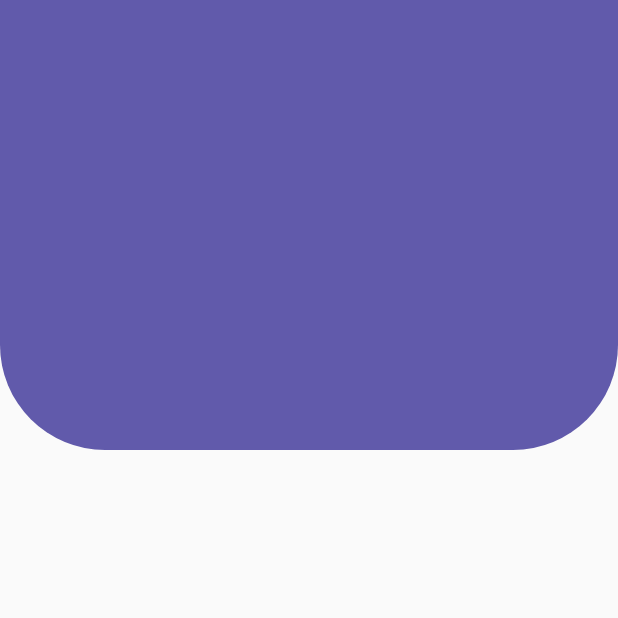
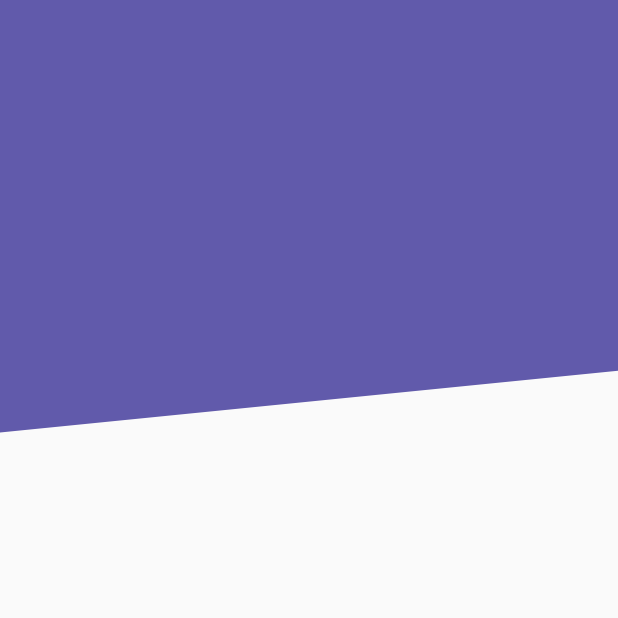
Before and after one commit to chicho69-cesar/designs-flutter-course, a Flutter app: the screen it shows after launch, on a phone screen of 412 x 824 dp, the top half of it. Run offline on Flutter 3.47's test engine with Material 2 defaults, Android fonts, the phone set to English and light mode, and no system bars.

Commit message:
Header Diagonal con CustomPainter

```diff
--- a/lib/src/pages/headers_page.dart
+++ b/lib/src/pages/headers_page.dart
@@ -8,7 +8,8 @@ class HeadersPage extends StatelessWidget {
   Widget build(BuildContext context) {
     return const Scaffold(
       // body: HeaderCuadrado(),
-      body: HeaderBordesRedondeados(),
+      // body: HeaderBordesRedondeados(),
+      body: HeaderDiagonal()
     );
   }
 }
--- a/lib/src/widgets/headers.dart
+++ b/lib/src/widgets/headers.dart
@@ -33,3 +33,55 @@ class HeaderBordesRedondeados extends StatelessWidget {
     );
   }
 }
+
+class HeaderDiagonal extends StatelessWidget {
+  const HeaderDiagonal({super.key});
+
+  @override
+  Widget build(BuildContext context) {
+    // ignore: sized_box_for_whitespace
+    return Container(
+      height: double.infinity,
+      width: double.infinity,
+      child: CustomPaint(
+        /* Utilizamos la instancia de nuestro CustomPainter */
+        painter: _HeaderDiagonalPainter(),
+      ),
+    );
+  }
+}
+
+/* Creamos nuestro CustomPainter */
+class _HeaderDiagonalPainter extends CustomPainter {
+  /* El metodo paint es en el que definimos como estaremos pintando
+  nuestro CustomPainter */
+  @override
+  void paint(Canvas canvas, Size size) {
+    /* Creamos nuestro lapiz que nos ayudara a hacer los dibujos */
+    final paint = Paint();
+
+    paint.color = const Color(0xff615AAB);
+    // paint.style = PaintingStyle.stroke;
+    paint.style = PaintingStyle.fill;
+    paint.strokeWidth = 2;
+
+    /* Creamos el path que nos estara ayudando a recorrer por donde haremos
+    la figura */
+    final path = Path();
+
+    path.moveTo(0, size.height * 0.35);
+    path.lineTo(size.width, size.height * 0.3);
+    path.lineTo(size.width, 0);
+    path.lineTo(0, 0);
+    // path.lineTo(0, size.height * 0.5);
+
+    /* Dibujamos el painter en el path */
+    canvas.drawPath(path, paint);
+  }
+
+  @override
+  bool shouldRepaint(covariant CustomPainter oldDelegate) {
+    return true;
+  }
+
+}
```
